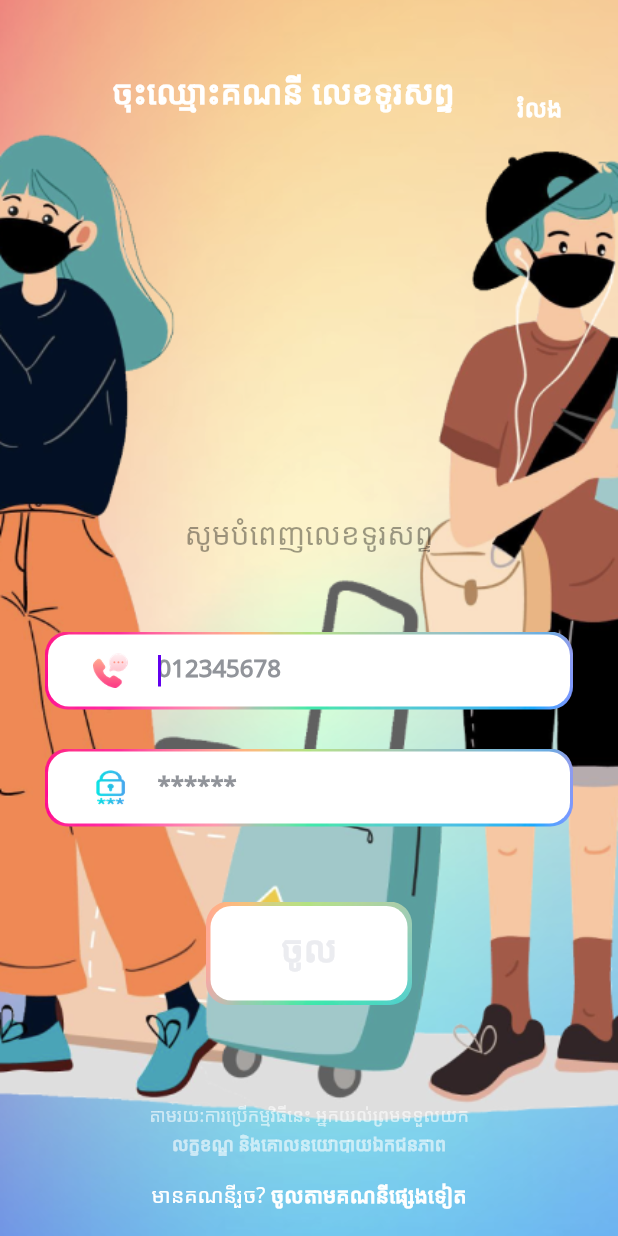
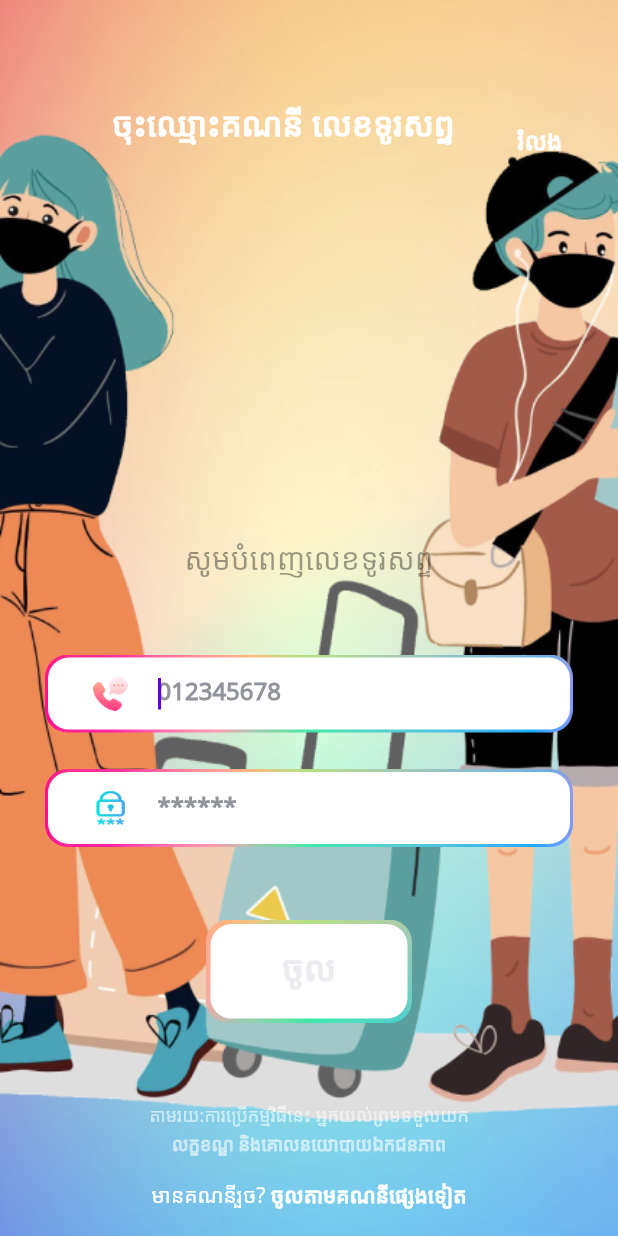
Before and after one commit to nakhimchea/travenx_loitafoundation, a Flutter app: the ProfileScreen screen opened directly with empty values, after a tap on "ចុះឈ្មោះគណនី លេខទូរសព្ទ", on a phone screen of 412 x 824 dp. Run offline on Flutter 3.47's test engine with Material 2 defaults, Android fonts, the phone set to English and light mode, and no system bars; our stand-ins replace animated_text_kit, cached_network_image, cloud_firestore, firebase_auth, firebase_core, flutter_secure_storage and 2 more; missing offline and left inert: flutter_facebook_auth; accounts and stored records are empty.

Commit message:
rescale for small height phone

```diff
--- a/lib/screens/portrait/profile_screen/login.dart
+++ b/lib/screens/portrait/profile_screen/login.dart
@@ -62,7 +62,8 @@ class _LoginState extends State<Login> {
               mainAxisAlignment: MainAxisAlignment.end,
               children: [
                 Container(
-                  margin: EdgeInsets.only(bottom: 67.0),
+                  margin: EdgeInsets.only(
+                      bottom: MediaQuery.of(context).size.height / 15),
                   child: !_isPhoneLogin
                       ? LoginMethods(
                           isPhoneLogin: _isPhoneLogin,
@@ -151,12 +152,12 @@ class LoginAppBar extends StatelessWidget {
   @override
   Widget build(BuildContext context) {
     return Container(
-      height: 127.0,
+      height: MediaQuery.of(context).size.height / 6.9,
       alignment: Alignment.bottomCenter,
       child: Row(
         mainAxisAlignment: MainAxisAlignment.spaceBetween,
         children: [
-          Container(width: 50.0),
+          SizedBox(width: 50.0),
           Text(
             'ចុះឈ្មោះគណនី លេខទូរសព្ទ',
             textScaleFactor: textScaleFactor,
@@ -314,6 +315,7 @@ class GradientButton extends StatelessWidget {
                       : Colors.transparent)),
               child: Text(
                 title,
+                textScaleFactor: MediaQuery.of(context).size.width / 428,
                 style: Theme.of(context).textTheme.headline1!.copyWith(
                     color: isCodeSent
                         ? Palette.priceColor
@@ -388,7 +390,7 @@ class _PhoneLoginState extends State<PhoneLogin> {
               fontWeight: FontWeight.w500,
             ),
           ),
-          SizedBox(height: 50.0),
+          SizedBox(height: MediaQuery.of(context).size.height / 17),
           Column(
             children: [
               LoginTextField(
@@ -400,7 +402,7 @@ class _PhoneLoginState extends State<PhoneLogin> {
                 isCodeSentCallback: _toggleCodeSent,
                 showLoginCallback: _toggleShowLogin,
               ),
-              SizedBox(height: 26.0),
+              SizedBox(height: MediaQuery.of(context).size.height / 34),
               LoginTextField(
                 logoUrl:
                     'assets/icons/profile_screen/one_time_password_logo.png',
@@ -413,7 +415,7 @@ class _PhoneLoginState extends State<PhoneLogin> {
                 phoneNumber: _phoneNumber,
                 showLoginCallback: _toggleShowLogin,
               ),
-              SizedBox(height: 50.0),
+              SizedBox(height: MediaQuery.of(context).size.height / 17),
               _isLoading
                   ? Loading()
                   : _showLogin
--- a/lib/widgets/portrait/profile_screen/login_text_field.dart
+++ b/lib/widgets/portrait/profile_screen/login_text_field.dart
@@ -152,6 +152,11 @@ class _LoginTextFieldState extends State<LoginTextField> {
                                           ),
                                           child: Text(
                                             'ផ្ញើលេខកូដ',
+                                            textScaleFactor:
+                                                MediaQuery.of(context)
+                                                        .size
+                                                        .width /
+                                                    428,
                                             style: const TextStyle(
                                               color: Color(0xAAF7B731),
                                               fontSize: 18.0,
```
